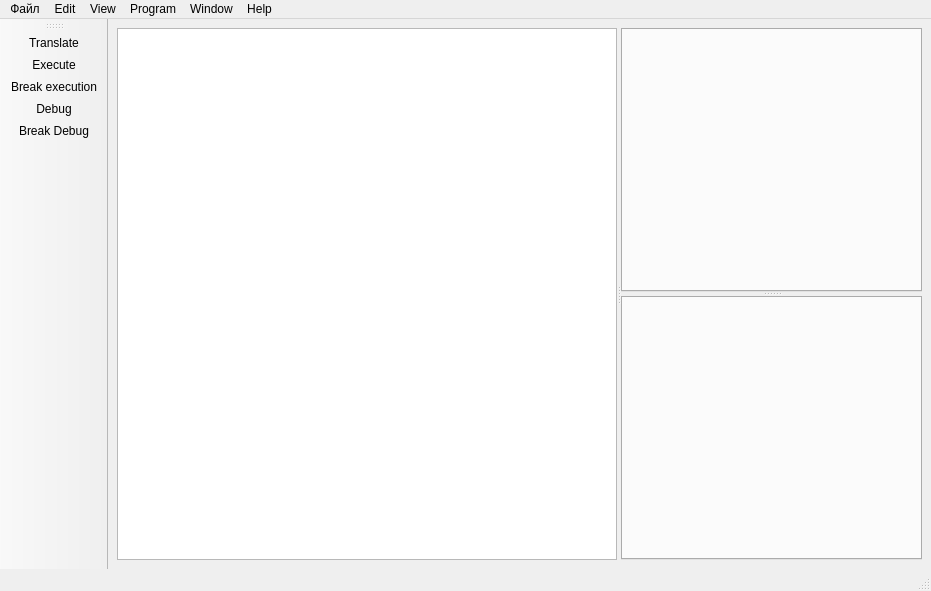
Qt form redactormainwindow.ui (SamuraiGalahad/PifagorIDE) before a commit.
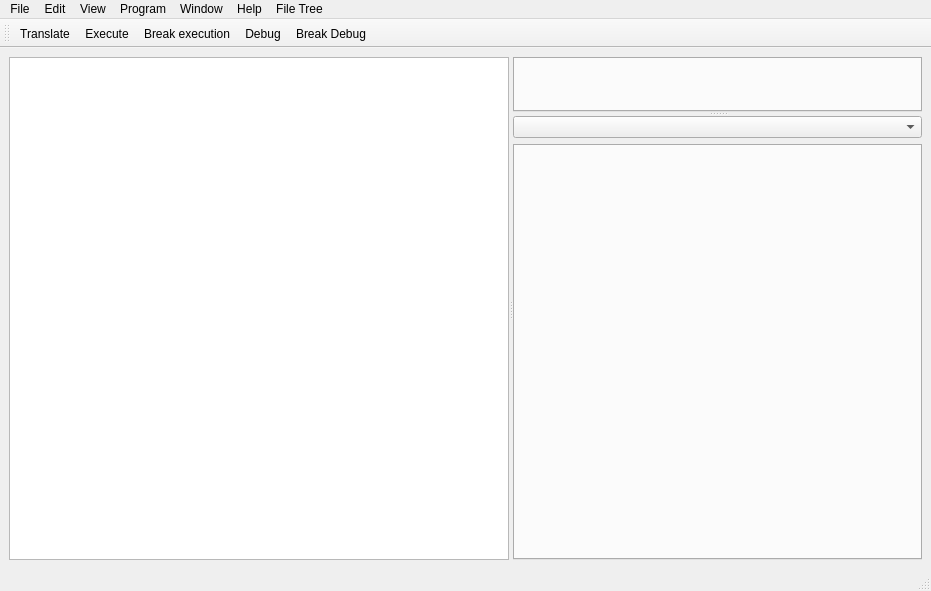
The same form after that commit. Icons and pictures are not drawn.

```diff
--- a/redactormainwindow.ui
+++ b/redactormainwindow.ui
@@ -76,14 +76,17 @@
              <number>0</number>
             </property>
             <item>
-             <widget class="QTabWidget" name="tabWidget_2">
-              <property name="currentIndex">
-               <number>-1</number>
+             <layout class="QVBoxLayout" name="verticalLayout">
+              <property name="topMargin">
+               <number>0</number>
               </property>
-              <property name="tabsClosable">
-               <bool>false</bool>
-              </property>
-             </widget>
+              <item>
+               <widget class="QComboBox" name="comboBox"/>
+              </item>
+              <item>
+               <widget class="QTabWidget" name="tabWidget_2"/>
+              </item>
+             </layout>
             </item>
            </layout>
           </widget>
@@ -101,12 +104,12 @@
      <x>0</x>
      <y>0</y>
      <width>931</width>
-     <height>22</height>
+     <height>37</height>
     </rect>
    </property>
    <widget class="QMenu" name="menu">
     <property name="title">
-     <string>Файл</string>
+     <string>File</string>
     </property>
     <addaction name="actionNew"/>
     <addaction name="actionOpen"/>
@@ -161,12 +164,20 @@
     <addaction name="actionAbout"/>
     <addaction name="actionDocs"/>
    </widget>
+   <widget class="QMenu" name="menuFile_Tree">
+    <property name="title">
+     <string>File Tree</string>
+    </property>
+    <addaction name="actionGo_up"/>
+    <addaction name="actionChoose_dir"/>
+   </widget>
    <addaction name="menu"/>
    <addaction name="menuEdit"/>
    <addaction name="menuView"/>
    <addaction name="menuProgram"/>
    <addaction name="menuWindow"/>
    <addaction name="menuHelp"/>
+   <addaction name="menuFile_Tree"/>
   </widget>
   <widget class="QStatusBar" name="statusbar"/>
   <widget class="QToolBar" name="toolBar">
@@ -174,7 +185,7 @@
     <string>toolBar</string>
    </property>
    <attribute name="toolBarArea">
-    <enum>LeftToolBarArea</enum>
+    <enum>TopToolBarArea</enum>
    </attribute>
    <attribute name="toolBarBreak">
     <bool>false</bool>
```
Left out of the diff: 23 changed lines with no effect on the pictures.
